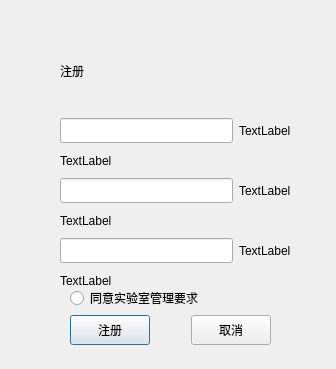
Above: FileManagement/Register.ui from hhyvs111/FileManagement before the change. Below: the same form after it.
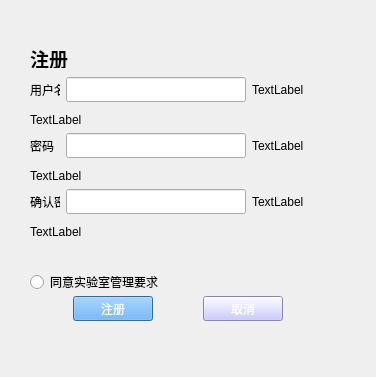
That is the form after the change.

What changed in the file:
```diff
--- a/FileManagement/Register.ui
+++ b/FileManagement/Register.ui
@@ -6,27 +6,82 @@
    <rect>
     <x>0</x>
     <y>0</y>
-    <width>336</width>
-    <height>369</height>
+    <width>376</width>
+    <height>377</height>
    </rect>
   </property>
   <property name="windowTitle">
    <string>Dialog</string>
   </property>
-  <widget class="QWidget" name="horizontalLayoutWidget">
+  <property name="autoFillBackground">
+   <bool>false</bool>
+  </property>
+  <widget class="QLabel" name="userMessage">
    <property name="geometry">
     <rect>
-     <x>60</x>
-     <y>50</y>
-     <width>201</width>
-     <height>41</height>
+     <x>30</x>
+     <y>112</y>
+     <width>251</width>
+     <height>16</height>
+    </rect>
+   </property>
+   <property name="text">
+    <string>TextLabel</string>
+   </property>
+  </widget>
+  <widget class="QLabel" name="passwordMessage">
+   <property name="geometry">
+    <rect>
+     <x>30</x>
+     <y>168</y>
+     <width>271</width>
+     <height>16</height>
+    </rect>
+   </property>
+   <property name="text">
+    <string>TextLabel</string>
+   </property>
+  </widget>
+  <widget class="QLabel" name="passwordMessage2">
+   <property name="geometry">
+    <rect>
+     <x>30</x>
+     <y>224</y>
+     <width>271</width>
+     <height>16</height>
+    </rect>
+   </property>
+   <property name="text">
+    <string>TextLabel</string>
+   </property>
+  </widget>
+  <widget class="QRadioButton" name="radioButton">
+   <property name="geometry">
+    <rect>
+     <x>30</x>
+     <y>274</y>
+     <width>131</width>
+     <height>16</height>
+    </rect>
+   </property>
+   <property name="text">
+    <string>同意实验室管理要求</string>
+   </property>
+  </widget>
+  <widget class="QWidget" name="layoutWidget">
+   <property name="geometry">
+    <rect>
+     <x>30</x>
+     <y>44</y>
+     <width>88</width>
+     <height>24</height>
     </rect>
    </property>
    <layout class="QHBoxLayout" name="horizontalLayout">
     <item>
      <widget class="QLabel" name="SignUp">
       <property name="text">
-       <string>注册</string>
+       <string>&lt;html&gt;&lt;head/&gt;&lt;body&gt;&lt;p&gt;&lt;span style=&quot; font-size:14pt; font-weight:600;&quot;&gt;注册&lt;/span&gt;&lt;/p&gt;&lt;/body&gt;&lt;/html&gt;</string>
       </property>
      </widget>
     </item>
@@ -45,18 +100,43 @@
     </item>
    </layout>
   </widget>
-  <widget class="QWidget" name="horizontalLayoutWidget_2">
+  <widget class="QWidget" name="layoutWidget">
    <property name="geometry">
     <rect>
-     <x>60</x>
-     <y>110</y>
-     <width>231</width>
-     <height>41</height>
+     <x>30</x>
+     <y>74</y>
+     <width>324</width>
+     <height>32</height>
     </rect>
    </property>
    <layout class="QHBoxLayout" name="horizontalLayout_2">
+    <item>
+     <widget class="QLabel" name="userLabel">
+      <property name="minimumSize">
+       <size>
+        <width>30</width>
+        <height>30</height>
+       </size>
+      </property>
+      <property name="maximumSize">
+       <size>
+        <width>30</width>
+        <height>16777215</height>
+       </size>
+      </property>
+      <property name="text">
+       <string>用户名</string>
+      </property>
+     </widget>
+    </item>
     <item>
      <widget class="QLineEdit" name="userName">
+      <property name="minimumSize">
+       <size>
+        <width>180</width>
+        <height>20</height>
+       </size>
+      </property>
       <property name="maximumSize">
        <size>
         <width>16777215</width>
@@ -72,33 +152,58 @@
       </property>
      </widget>
     </item>
+    <item>
+     <spacer name="horizontalSpacer_10">
+      <property name="orientation">
+       <enum>Qt::Horizontal</enum>
+      </property>
+      <property name="sizeHint" stdset="0">
+       <size>
+        <width>40</width>
+        <height>20</height>
+       </size>
+      </property>
+     </spacer>
+    </item>
    </layout>
   </widget>
-  <widget class="QLabel" name="userMessage">
+  <widget class="QWidget" name="layoutWidget">
    <property name="geometry">
     <rect>
-     <x>60</x>
-     <y>150</y>
-     <width>231</width>
-     <height>21</height>
-    </rect>
-   </property>
-   <property name="text">
-    <string>TextLabel</string>
-   </property>
-  </widget>
-  <widget class="QWidget" name="horizontalLayoutWidget_3">
-   <property name="geometry">
-    <rect>
-     <x>60</x>
-     <y>170</y>
-     <width>231</width>
-     <height>41</height>
+     <x>30</x>
+     <y>130</y>
+     <width>324</width>
+     <height>32</height>
     </rect>
    </property>
    <layout class="QHBoxLayout" name="horizontalLayout_3">
+    <item>
+     <widget class="QLabel" name="passLabel">
+      <property name="minimumSize">
+       <size>
+        <width>30</width>
+        <height>30</height>
+       </size>
+      </property>
+      <property name="maximumSize">
+       <size>
+        <width>30</width>
+        <height>16777215</height>
+       </size>
+      </property>
+      <property name="text">
+       <string>密码</string>
+      </property>
+     </widget>
+    </item>
     <item>
      <widget class="QLineEdit" name="userPassword">
+      <property name="minimumSize">
+       <size>
+        <width>180</width>
+        <height>20</height>
+       </size>
+      </property>
       <property name="maximumSize">
        <size>
         <width>16777215</width>
@@ -114,20 +219,58 @@
       </property>
      </widget>
     </item>
+    <item>
+     <spacer name="horizontalSpacer_8">
+      <property name="orientation">
+       <enum>Qt::Horizontal</enum>
+      </property>
+      <property name="sizeHint" stdset="0">
+       <size>
+        <width>40</width>
+        <height>20</height>
+       </size>
+      </property>
+     </spacer>
+    </item>
    </layout>
   </widget>
-  <widget class="QWidget" name="horizontalLayoutWidget_4">
+  <widget class="QWidget" name="layoutWidget">
    <property name="geometry">
     <rect>
-     <x>60</x>
-     <y>230</y>
-     <width>231</width>
-     <height>41</height>
+     <x>30</x>
+     <y>186</y>
+     <width>324</width>
+     <height>32</height>
     </rect>
    </property>
    <layout class="QHBoxLayout" name="horizontalLayout_4">
+    <item>
+     <widget class="QLabel" name="confirmLabel">
+      <property name="minimumSize">
+       <size>
+        <width>30</width>
+        <height>30</height>
+       </size>
+      </property>
+      <property name="maximumSize">
+       <size>
+        <width>30</width>
+        <height>16777215</height>
+       </size>
+      </property>
+      <property name="text">
+       <string>确认密码</string>
+      </property>
+     </widget>
+    </item>
     <item>
      <widget class="QLineEdit" name="userPassword2">
+      <property name="minimumSize">
+       <size>
+        <width>180</width>
+        <height>20</height>
+       </size>
+      </property>
       <property name="maximumSize">
        <size>
         <width>16777215</width>
@@ -143,44 +286,44 @@
       </property>
      </widget>
     </item>
+    <item>
+     <spacer name="horizontalSpacer_6">
+      <property name="orientation">
+       <enum>Qt::Horizontal</enum>
+      </property>
+      <property name="sizeHint" stdset="0">
+       <size>
+        <width>40</width>
+        <height>20</height>
+       </size>
+      </property>
+     </spacer>
+    </item>
    </layout>
   </widget>
-  <widget class="QLabel" name="passwordMessage">
+  <widget class="QWidget" name="layoutWidget">
    <property name="geometry">
     <rect>
-     <x>60</x>
-     <y>210</y>
-     <width>231</width>
-     <height>21</height>
-    </rect>
-   </property>
-   <property name="text">
-    <string>TextLabel</string>
-   </property>
-  </widget>
-  <widget class="QLabel" name="passwordMessage2">
-   <property name="geometry">
-    <rect>
-     <x>60</x>
-     <y>270</y>
-     <width>231</width>
-     <height>21</height>
-    </rect>
-   </property>
-   <property name="text">
-    <string>TextLabel</string>
-   </property>
-  </widget>
-  <widget class="QWidget" name="horizontalLayoutWidget_5">
-   <property name="geometry">
-    <rect>
-     <x>70</x>
-     <y>310</y>
-     <width>201</width>
-     <height>41</height>
+     <x>30</x>
+     <y>296</y>
+     <width>296</width>
+     <height>25</height>
     </rect>
    </property>
    <layout class="QHBoxLayout" name="horizontalLayout_5">
+    <item>
+     <spacer name="horizontalSpacer_3">
+      <property name="orientation">
+       <enum>Qt::Horizontal</enum>
+      </property>
+      <property name="sizeHint" stdset="0">
+       <size>
+        <width>40</width>
+        <height>20</height>
+       </size>
+      </property>
+     </spacer>
+    </item>
     <item>
      <widget class="QPushButton" name="clickRegister">
       <property name="maximumSize">
@@ -189,6 +332,10 @@
         <height>30</height>
        </size>
       </property>
+      <property name="styleSheet">
+       <string notr="true">background-color: rgb(85, 170, 255);
+color: rgb(255, 255, 255);</string>
+      </property>
       <property name="text">
        <string>注册</string>
       </property>
@@ -215,26 +362,30 @@
         <height>30</height>
        </size>
       </property>
+      <property name="styleSheet">
+       <string notr="true">background-color: rgb(188, 188, 255);
+color: rgb(255, 255, 255);</string>
+      </property>
       <property name="text">
        <string>取消</string>
       </property>
      </widget>
     </item>
+    <item>
+     <spacer name="horizontalSpacer_4">
+      <property name="orientation">
+       <enum>Qt::Horizontal</enum>
+      </property>
+      <property name="sizeHint" stdset="0">
+       <size>
+        <width>40</width>
+        <height>20</height>
+       </size>
+      </property>
+     </spacer>
+    </item>
    </layout>
   </widget>
-  <widget class="QRadioButton" name="radioButton">
-   <property name="geometry">
-    <rect>
-     <x>70</x>
-     <y>290</y>
-     <width>211</width>
-     <height>16</height>
-    </rect>
-   </property>
-   <property name="text">
-    <string>同意实验室管理要求</string>
-   </property>
-  </widget>
  </widget>
  <tabstops>
   <tabstop>userName</tabstop>
```
Left out of the diff: 2 changed lines with no effect on the pictures.
